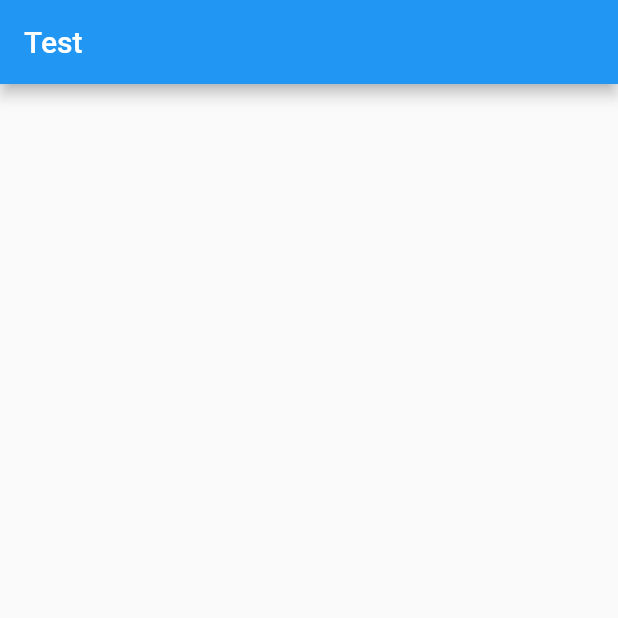
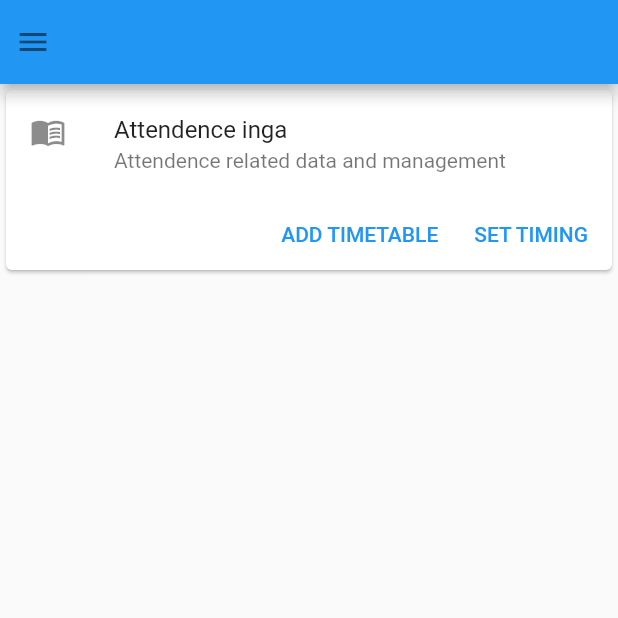
Before and after one commit to ATeam-SSN/AI-One, a Flutter app: the screen it shows after launch, on a phone screen of 412 x 824 dp, the top half of it. Run offline on Flutter 3.47's test engine with Material 2 defaults, Android fonts, the phone set to English and light mode, and no system bars.

Commit message:
sp1_incomplete

```diff
--- a/lib/main.dart
+++ b/lib/main.dart
@@ -14,6 +14,7 @@ class MyApp extends StatelessWidget {
       title: 'Flutter Demo',
       theme: ThemeData(
         primarySwatch: Colors.blue,
+        brightness: Brightness.light,
       ),
       home: const attendence_screen(),
     );
--- a/lib/main_menu.dart
+++ b/lib/main_menu.dart
@@ -1,4 +1,5 @@
 import 'package:flutter/material.dart';
+import 'package:ssn_qos/custom_widgets.dart';
 
 class attendence_screen extends StatefulWidget {
   const attendence_screen({super.key});
@@ -8,12 +9,142 @@ class attendence_screen extends StatefulWidget {
 }
 
 class _attendence_screenState extends State<attendence_screen> {
+  int _counter = 0;
+  GlobalKey<ScaffoldState> _key = GlobalKey();
+
+  void _incrementCounter() {
+    setState(() {
+      _counter++;
+    });
+  }
+
+  void onTap() {}
+
+  Widget _icon(IconData icon, {Color color = Colors.blue}) {
+    return Container(
+      padding: EdgeInsets.all(10),
+      decoration: BoxDecoration(
+        borderRadius: BorderRadius.all(Radius.circular(13)),
+        color: Colors.blue,
+        // color: Theme.of(context).backgroundColor,
+        //boxShadow: AppTheme.shadow
+      ),
+      child: InkWell(
+        onTap: () {
+          _key.currentState?.openDrawer();
+        },
+        child: Icon(
+          icon,
+          color: color,
+        ),
+      ),
+    );
+  }
+
+  bool isHomePageSelected = true;
+  Widget _appBar() {
+    return Container(
+      color: Colors.blue,
+      //padding: AppTheme.padding,
+      child: Row(
+        mainAxisAlignment: MainAxisAlignment.spaceBetween,
+        children: <Widget>[
+          RotatedBox(
+            quarterTurns: 4,
+            child: _icon(Icons.menu, color: Color.fromARGB(135, 4, 4, 4)),
+          ),
+          // ClipRRect(
+          //   borderRadius: BorderRadius.all(Radius.circular(13)),
+          //   child: Container(
+          //     decoration: BoxDecoration(
+          //       color: Theme.of(context).backgroundColor,
+          //       boxShadow: <BoxShadow>[
+          //         BoxShadow(
+          //             color: Color.fromARGB(255, 146, 55, 55),
+          //             blurRadius: 10,
+          //             spreadRadius: 10),
+          //       ],
+          //     ),
+          //   ),
+          // )
+        ],
+      ),
+    );
+  }
+
   @override
   Widget build(BuildContext context) {
     return Scaffold(
-      appBar: AppBar(
-        title: Text("Test"),
-      ),
-    );
+        key: _key,
+        appBar: AppBar(
+          leading: _appBar(),
+          backgroundColor: Colors.blue,
+        ),
+        drawer: Drawer(
+          // Add a ListView to the drawer. This ensures the user can scroll
+          // through the options in the drawer if there isn't enough vertical
+          // space to fit everything.
+          child: ListView(
+            // Important: Remove any padding from the ListView.
+            padding: EdgeInsets.zero,
+            children: <Widget>[
+              DrawerHeader(
+                child: Text('Drawer Header'),
+                decoration: BoxDecoration(
+                  color: Colors.blue,
+                ),
+              ),
+              ListTile(
+                title: Text('Item 1'),
+                onTap: () {
+                  // Update the state of the app
+                  // ...
+                  // Then close the drawer
+                  Navigator.pop(context);
+                },
+              ),
+              ListTile(
+                title: Text('Item 2'),
+                onTap: () {
+                  // Update the state of the app
+                  // ...
+                  // Then close the drawer
+                  Navigator.pop(context);
+                },
+              ),
+            ],
+          ),
+        ),
+        body: Column(
+          children: [
+            Card(
+              child: Column(
+                mainAxisSize: MainAxisSize.min,
+                children: [
+                  const ListTile(
+                    leading: Icon(Icons.menu_book),
+                    title: Text('Attendence inga'),
+                    subtitle: Text('Attendence related data and management'),
+                  ),
+                  Row(
+                    mainAxisAlignment: MainAxisAlignment.end,
+                    children: [
+                      TextButton(
+                        child: const Text('ADD TIMETABLE'),
+                        onPressed: () {/* ... */},
+                      ),
+                      const SizedBox(width: 8),
+                      TextButton(
+                        child: const Text('SET TIMING'),
+                        onPressed: () {/* ... */},
+                      ),
+                      const SizedBox(width: 8),
+                    ],
+                  ),
+                ],
+              ),
+            ),
+          ],
+        ));
   }
 }
```
Also changed, not shown: lib/custom_widgets.dart (added, +24 -0 lines).
